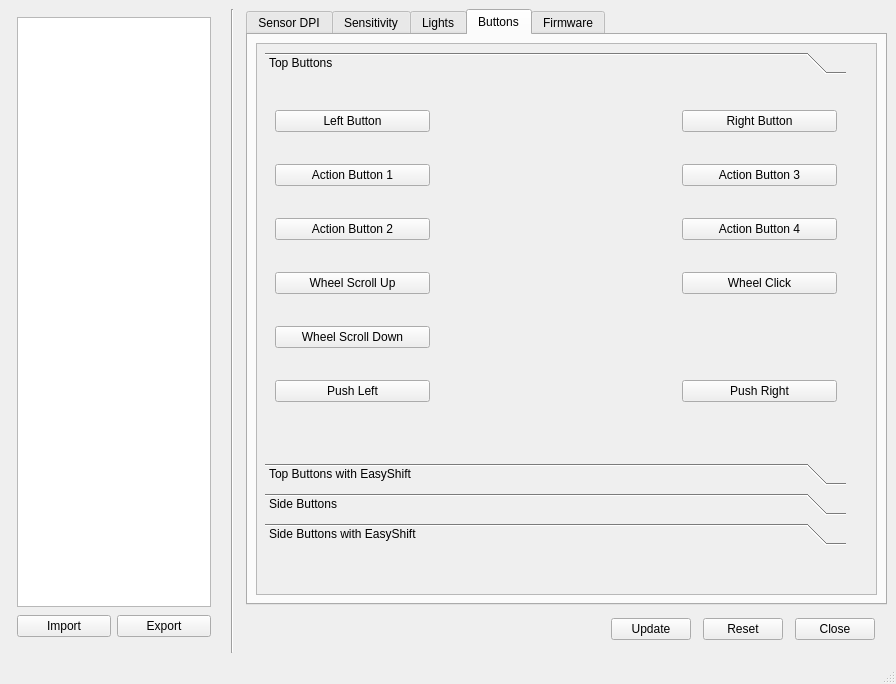
Old version of the form rtmainwindow.ui in the repository britus/RoccatTyon.
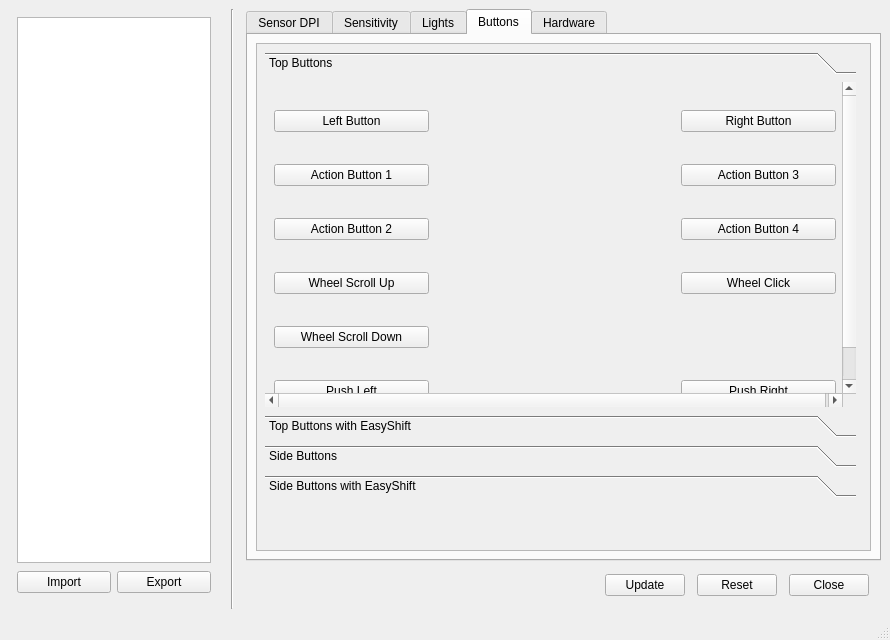
New version of the form. The open tabs and pages were chosen to show the change. Icons and pictures are not drawn.

```diff
--- a/rtmainwindow.ui
+++ b/rtmainwindow.ui
@@ -6,8 +6,8 @@
    <rect>
     <x>0</x>
     <y>0</y>
-    <width>896</width>
-    <height>684</height>
+    <width>890</width>
+    <height>640</height>
    </rect>
   </property>
   <property name="minimumSize">
@@ -63,7 +63,13 @@
        <item>
         <widget class="QTableView" name="tableView">
          <property name="editTriggers">
-          <set>QAbstractItemView::EditTrigger::DoubleClicked|QAbstractItemView::EditTrigger::EditKeyPressed</set>
+          <set>QAbstractItemView::EditTrigger::DoubleClicked</set>
+         </property>
+         <property name="showDropIndicator" stdset="0">
+          <bool>false</bool>
+         </property>
+         <property name="alternatingRowColors">
+          <bool>true</bool>
          </property>
          <property name="selectionMode">
           <enum>QAbstractItemView::SelectionMode::SingleSelection</enum>
@@ -1178,13 +1184,16 @@
               </property>
               <item>
                <widget class="QScrollArea" name="saMButtons">
+                <property name="widgetResizable">
+                 <bool>false</bool>
+                </property>
                 <widget class="QWidget" name="sacMButtons">
                  <property name="geometry">
                   <rect>
                    <x>0</x>
                    <y>0</y>
-                   <width>597</width>
-                   <height>509</height>
+                   <width>607</width>
+                   <height>461</height>
                   </rect>
                  </property>
                  <layout class="QVBoxLayout" name="verticalLayout_10">
@@ -1222,8 +1231,8 @@
                       <rect>
                        <x>0</x>
                        <y>0</y>
-                       <width>581</width>
-                       <height>365</height>
+                       <width>580</width>
+                       <height>350</height>
                       </rect>
                      </property>
                      <attribute name="label">
@@ -2147,7 +2156,7 @@
             </widget>
             <widget class="QWidget" name="tbFirmware">
              <attribute name="title">
-              <string>Firmware</string>
+              <string>Hardware</string>
              </attribute>
              <layout class="QVBoxLayout" name="verticalLayout_4">
               <item>
```
Left out of the diff: 430 changed lines with no effect on the pictures.
